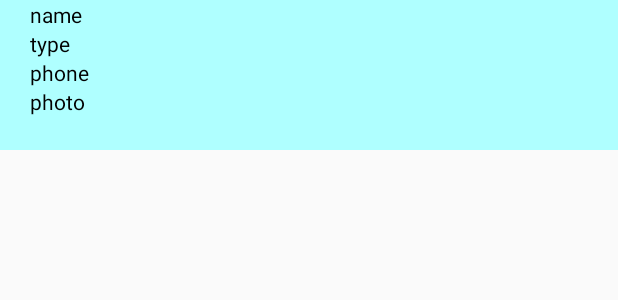
After one commit to pangliu/MvvmSample, an Android app: the layout item_account.xml on its own in the app's theme, with its tools: preview values and no code run, on a phone screen of 412 x 824 dp. The commit adds this screen. Shown: the top 300 px of the screen. Run offline under Robolectric (Android 15) with nearby library versions, the phone set to English and light mode, and no system bars.

Commit message:
add RecyclerView

```diff
--- a/app/src/main/java/com/example/mvvm_test/room/AccountDao.kt
+++ b/app/src/main/java/com/example/mvvm_test/room/AccountDao.kt
@@ -13,7 +13,7 @@ interface AccountDao {
     suspend fun getAccount(type: String): List<AccountEntity>
 
     @Query("SELECT * FROM Account")
-    suspend fun getAllAccount(): List<AccountEntity>
+    suspend fun getAllAccount(): MutableList<AccountEntity>
 
     // 當衝突時不寫入
     @Insert(onConflict = OnConflictStrategy.ABORT)
--- /dev/null
+++ b/app/src/main/res/layout/item_account.xml
@@ -0,0 +1,46 @@
+<?xml version="1.0" encoding="utf-8"?>
+<androidx.constraintlayout.widget.ConstraintLayout
+    xmlns:android="http://schemas.android.com/apk/res/android"
+    android:layout_width="match_parent"
+    android:layout_height="100dp"
+    android:background="#afffff"
+    android:paddingLeft="20dp"
+    xmlns:app="http://schemas.android.com/apk/res-auto">
+
+    <TextView
+        android:id="@+id/tv_name"
+        android:layout_width="wrap_content"
+        android:layout_height="wrap_content"
+        app:layout_constraintTop_toTopOf="parent"
+        app:layout_constraintStart_toStartOf="parent"
+        android:text="name"
+        android:textColor="@color/black" />
+
+    <TextView
+        android:id="@+id/tv_type"
+        android:layout_width="wrap_content"
+        android:layout_height="wrap_content"
+        app:layout_constraintTop_toBottomOf="@id/tv_name"
+        app:layout_constraintStart_toStartOf="parent"
+        android:text="type"
+        android:textColor="@color/black" />
+
+    <TextView
+        android:id="@+id/tv_phone"
+        android:text="phone"
+        android:layout_width="wrap_content"
+        android:layout_height="wrap_content"
+        app:layout_constraintTop_toBottomOf="@id/tv_type"
+        app:layout_constraintStart_toStartOf="parent"
+        android:textColor="@color/black" />
+
+    <TextView
+        android:id="@+id/tv_photo"
+        android:text="photo"
+        android:layout_width="wrap_content"
+        android:layout_height="wrap_content"
+        app:layout_constraintTop_toBottomOf="@id/tv_phone"
+        app:layout_constraintStart_toStartOf="parent"
+        android:textColor="@color/black" />
+
+</androidx.constraintlayout.widget.ConstraintLayout>
```
Also changed, not shown: app/src/main/java/com/example/mvvm_test/MainActivity.kt (+25 -0 lines), app/src/main/java/com/example/mvvm_test/model/Repository.kt (+9 -3 lines), app/src/main/java/com/example/mvvm_test/mvvm/AccountAdapter.kt (added, +20 -0 lines), app/src/main/java/com/example/mvvm_test/mvvm/HomeFragment.kt (+30 -4 lines), app/src/main/java/com/example/mvvm_test/mvvm/HomeViewModel.kt (+7 -4 lines), app/src/main/java/com/example/mvvm_test/room/AccountEntity.kt (+8 -6 lines), app/src/main/res/layout/fragment_home.xml (+19 -8 lines).
